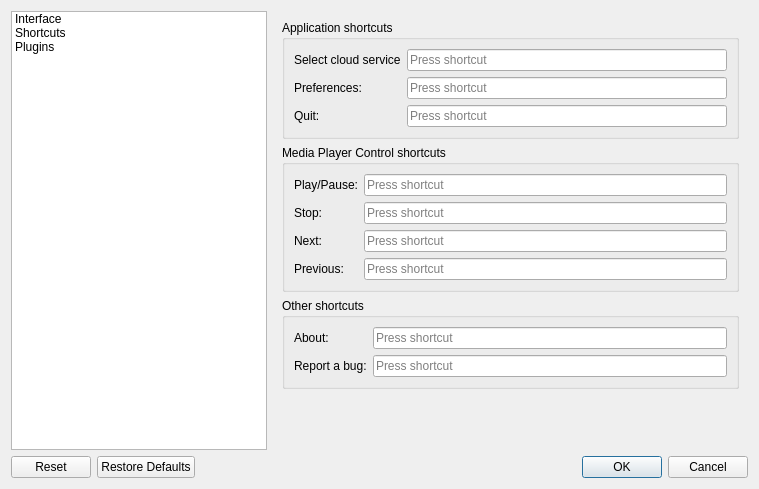
Old version of the form app/dlg_preferences.ui in the repository ColinDuquesnoy/MellowPlayer.
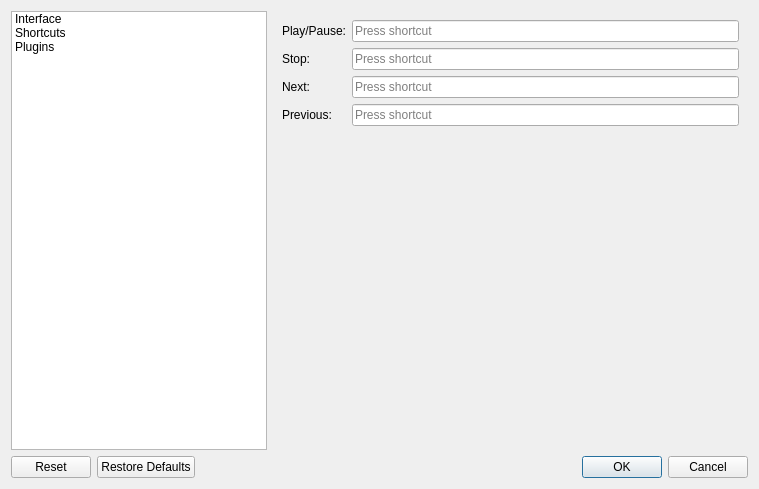
New version of the form. The open tabs and pages were chosen to show the change. Icons and pictures are not drawn.

Commit message: Simplify shortcuts preferences window

```diff
--- a/app/dlg_preferences.ui
+++ b/app/dlg_preferences.ui
@@ -123,55 +123,7 @@
         </layout>
        </widget>
        <widget class="QWidget" name="pageShortcuts">
-        <layout class="QVBoxLayout" name="verticalLayout_3">
-         <item>
-          <widget class="QGroupBox" name="groupBox">
-           <property name="title">
-            <string>Application shortcuts</string>
-           </property>
-           <layout class="QFormLayout" name="formLayout_2">
-            <property name="fieldGrowthPolicy">
-             <enum>QFormLayout::ExpandingFieldsGrow</enum>
-            </property>
-            <item row="0" column="0">
-             <widget class="QLabel" name="label_7">
-              <property name="text">
-               <string>Select cloud service</string>
-              </property>
-             </widget>
-            </item>
-            <item row="1" column="0">
-             <widget class="QLabel" name="label_8">
-              <property name="text">
-               <string>Preferences:</string>
-              </property>
-             </widget>
-            </item>
-            <item row="2" column="0">
-             <widget class="QLabel" name="label_9">
-              <property name="text">
-               <string>Quit:</string>
-              </property>
-             </widget>
-            </item>
-            <item row="0" column="1">
-             <widget class="QKeySequenceEdit" name="keySequenceEditSelect"/>
-            </item>
-            <item row="1" column="1">
-             <widget class="QKeySequenceEdit" name="keySequenceEditPreferences"/>
-            </item>
-            <item row="2" column="1">
-             <widget class="QKeySequenceEdit" name="keySequenceEditQuit"/>
-            </item>
-           </layout>
-          </widget>
-         </item>
-         <item>
-          <widget class="QGroupBox" name="groupBox_2">
-           <property name="title">
-            <string>Media Player Control shortcuts</string>
-           </property>
-           <layout class="QFormLayout" name="formLayout_4">
+        <layout class="QFormLayout" name="formLayout">
             <property name="fieldGrowthPolicy">
              <enum>QFormLayout::ExpandingFieldsGrow</enum>
             </property>
@@ -182,6 +134,9 @@
               </property>
              </widget>
             </item>
+         <item row="0" column="1">
+          <widget class="QKeySequenceEdit" name="keySequenceEditPlayPause"/>
+         </item>
             <item row="1" column="0">
              <widget class="QLabel" name="label_11">
               <property name="text">
@@ -189,6 +144,9 @@
               </property>
              </widget>
             </item>
+         <item row="1" column="1">
+          <widget class="QKeySequenceEdit" name="keySequenceEditStop"/>
+         </item>
             <item row="2" column="0">
              <widget class="QLabel" name="label_12">
               <property name="text">
@@ -196,6 +154,9 @@
               </property>
              </widget>
             </item>
+         <item row="2" column="1">
+          <widget class="QKeySequenceEdit" name="keySequenceEditNext"/>
+         </item>
             <item row="3" column="0">
              <widget class="QLabel" name="label_13">
               <property name="text">
@@ -203,68 +164,11 @@
               </property>
              </widget>
             </item>
-            <item row="0" column="1">
-             <widget class="QKeySequenceEdit" name="keySequenceEditPlayPause"/>
-            </item>
-            <item row="1" column="1">
-             <widget class="QKeySequenceEdit" name="keySequenceEditStop"/>
-            </item>
-            <item row="2" column="1">
-             <widget class="QKeySequenceEdit" name="keySequenceEditNext"/>
-            </item>
             <item row="3" column="1">
              <widget class="QKeySequenceEdit" name="keySequenceEditPrevious"/>
             </item>
            </layout>
           </widget>
-         </item>
-         <item>
-          <widget class="QGroupBox" name="groupBox_3">
-           <property name="title">
-            <string>Other shortcuts</string>
-           </property>
-           <layout class="QFormLayout" name="formLayout_5">
-            <property name="fieldGrowthPolicy">
-             <enum>QFormLayout::ExpandingFieldsGrow</enum>
-            </property>
-            <item row="0" column="0">
-             <widget class="QLabel" name="label_14">
-              <property name="text">
-               <string>About:</string>
-              </property>
-             </widget>
-            </item>
-            <item row="1" column="0">
-             <widget class="QLabel" name="label_15">
-              <property name="text">
-               <string>Report a bug:</string>
-              </property>
-             </widget>
-            </item>
-            <item row="0" column="1">
-             <widget class="QKeySequenceEdit" name="keySequenceEditAbout"/>
-            </item>
-            <item row="1" column="1">
-             <widget class="QKeySequenceEdit" name="keySequenceEditReportBug"/>
-            </item>
-           </layout>
-          </widget>
-         </item>
-         <item>
-          <spacer name="verticalSpacer_3">
-           <property name="orientation">
-            <enum>Qt::Vertical</enum>
-           </property>
-           <property name="sizeHint" stdset="0">
-            <size>
-             <width>20</width>
-             <height>40</height>
-            </size>
-           </property>
-          </spacer>
-         </item>
-        </layout>
-       </widget>
        <widget class="QWidget" name="pagePlugins">
         <layout class="QVBoxLayout" name="verticalLayout_4">
          <item>
```
Left out of the diff: 11 changed lines with no effect on the pictures. Lines whose indentation alone changed are shown as unchanged.
